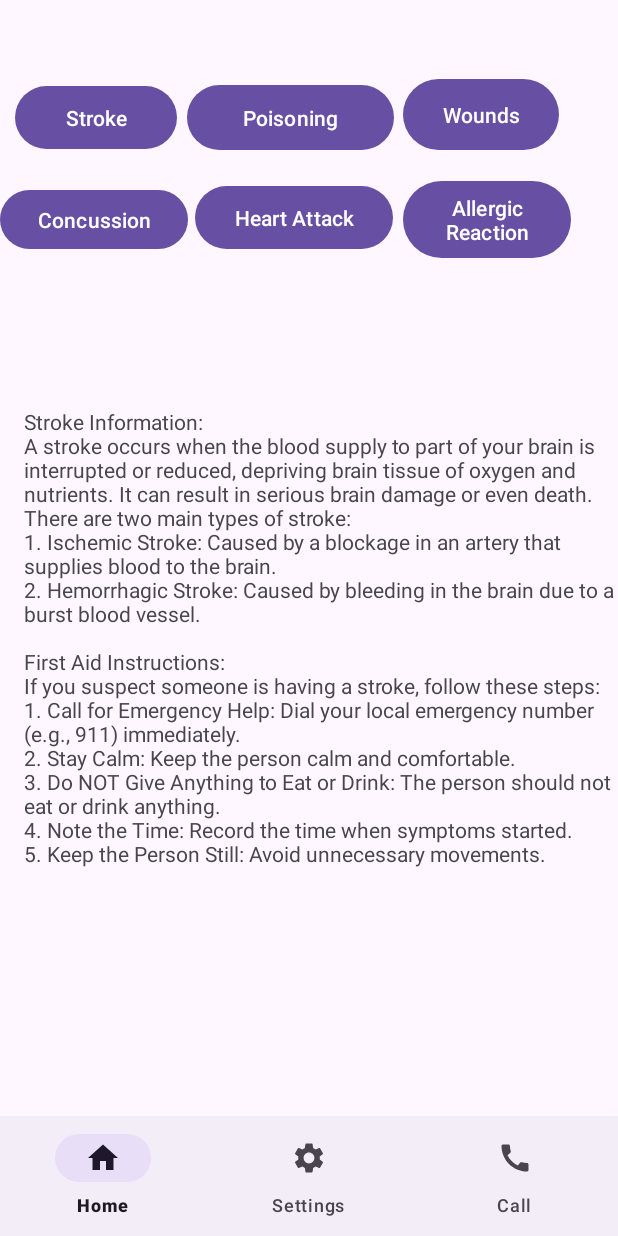
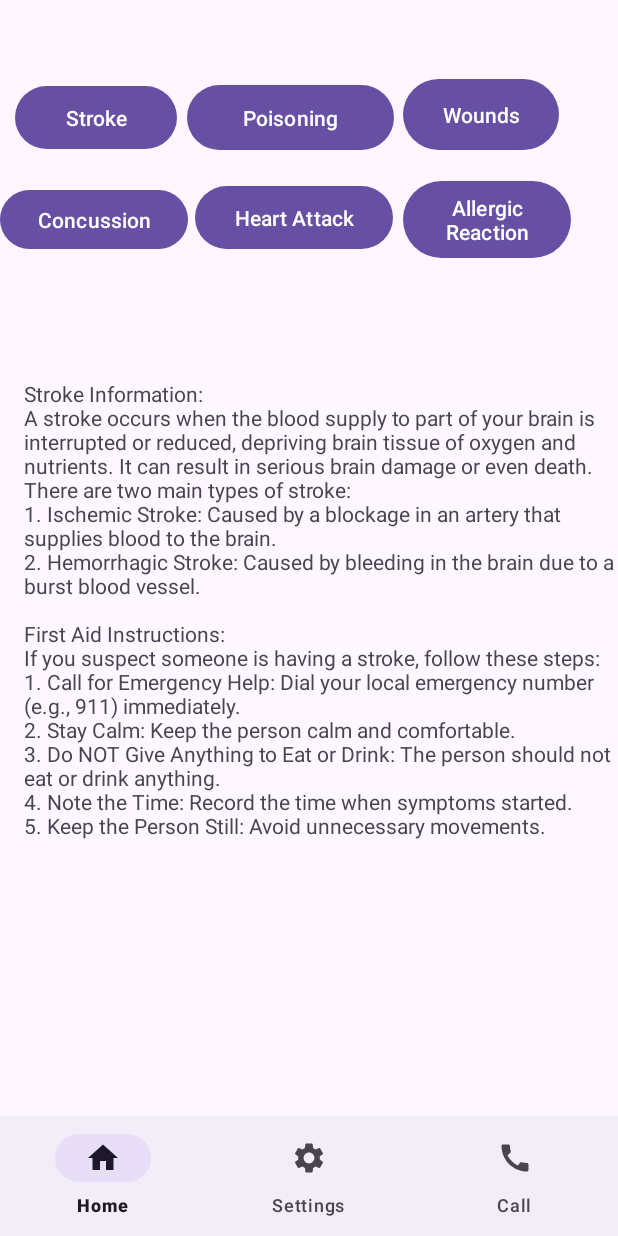
Before and after one commit to JubaX6/ResQTechAid_Ignition_Hacks_2023, an Android app: the fragment LearnMoreFragment placed in its activity, after a tap on "Stroke", on a phone screen of 412 x 824 dp. Run offline under Robolectric (Android 15) with nearby library versions, the phone set to English and light mode, and no system bars.

```diff
--- a/app/src/main/res/layout/fragment_learnmore.xml
+++ b/app/src/main/res/layout/fragment_learnmore.xml
@@ -95,11 +95,11 @@
         app:layout_constraintGuide_begin="128dp" />
 
     <androidx.constraintlayout.widget.Guideline
-    android:id="@+id/guideline21"
-    android:layout_width="wrap_content"
-    android:layout_height="wrap_content"
-    android:orientation="horizontal"
-    app:layout_constraintGuide_begin="656dp" />
+        android:id="@+id/guideline21"
+        android:layout_width="wrap_content"
+        android:layout_height="wrap_content"
+        android:orientation="horizontal"
+        app:layout_constraintGuide_begin="619dp" />
 
 
     <androidx.constraintlayout.widget.Guideline
```
